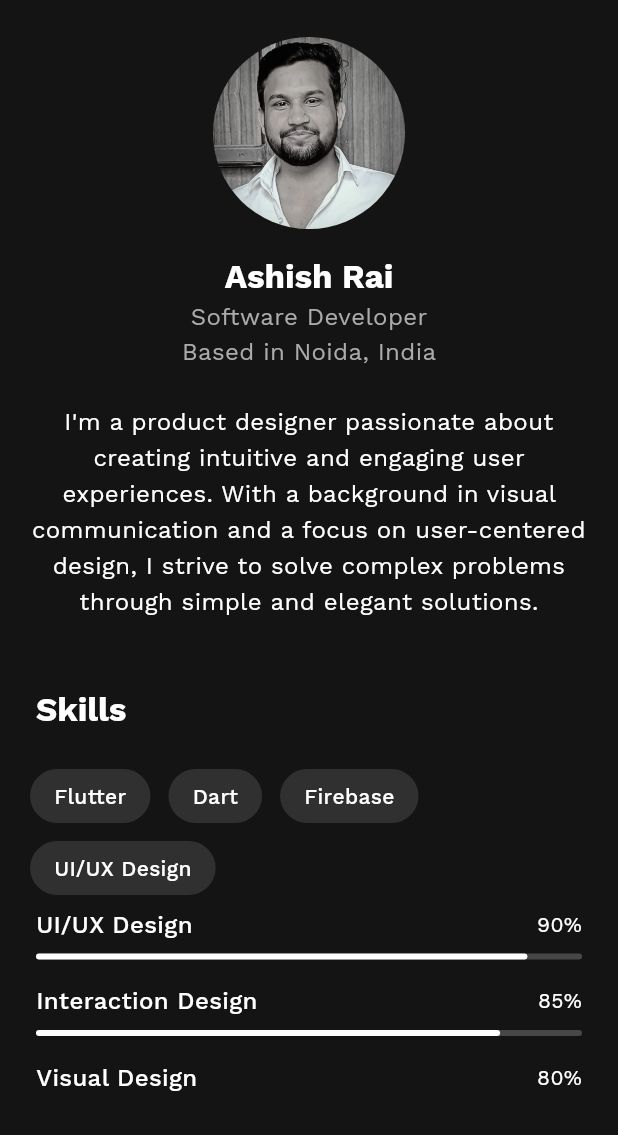
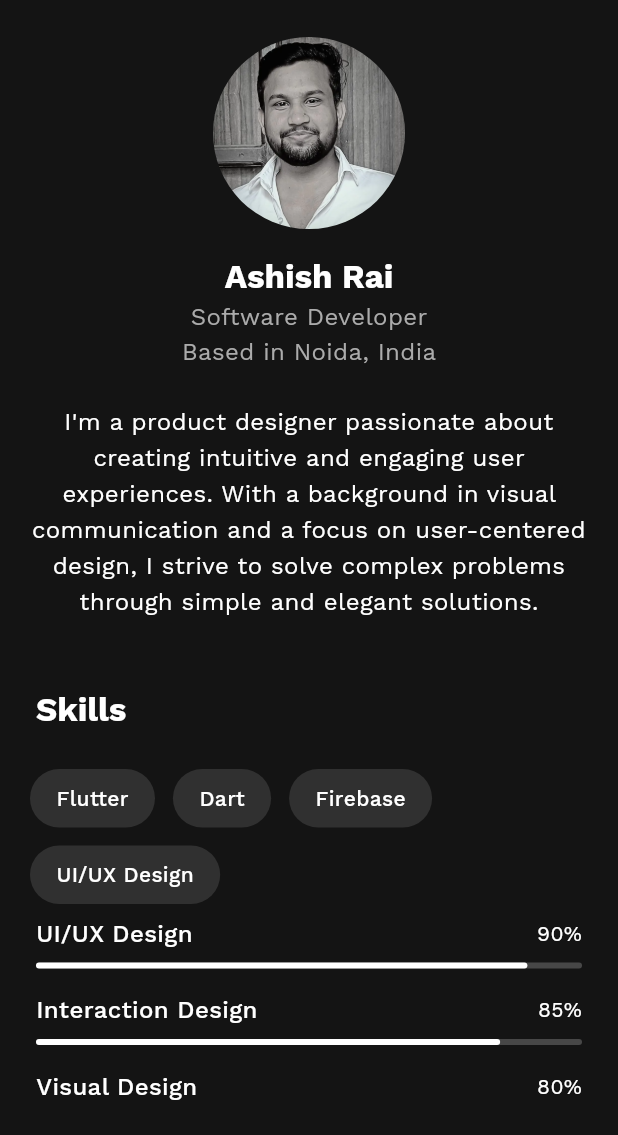
Before and after one commit to rai-ms/rx_project, a Flutter app: the AboutPage screen opened by its route, on a phone screen of 412 x 824 dp, the part 101-1236 px from its top. Run offline on Flutter 3.47's test engine with Material 3 defaults, Android fonts, the phone set to English and light mode, and no system bars; our stand-ins replace dartz, equatable, go_router, google_fonts; missing offline and left inert: pdfx.

Commit message:
Extract SkillChip component and add centralized regex validation constants

```diff
--- a/lib/features/about/presentation/pages/about_page.dart
+++ b/lib/features/about/presentation/pages/about_page.dart
@@ -4,6 +4,7 @@ import 'package:google_fonts/google_fonts.dart';
 import '../../../../core/constants/app_text.dart';
 import '../../../../core/constants/image_constants.dart';
 import '../../../widget/header/app_header.dart';
+import '../widgets/skill_chip.dart';
 
 class AboutPage extends StatelessWidget {
   const AboutPage({super.key});
@@ -100,7 +101,7 @@ class AboutPage extends StatelessWidget {
                           spacing: 12,
                           runSpacing: 12,
                           children: [
-                            for (final skill in AppText.skills.take(4)) _buildSkillChip(skill),
+                            for (final skill in AppText.skills.take(4)) SkillChip(label: skill),
                           ],
                         ),
 
@@ -189,23 +190,6 @@ class AboutPage extends StatelessWidget {
     );
   }
 
-  Widget _buildSkillChip(String label) {
-    return Container(
-      padding: const EdgeInsets.symmetric(horizontal: 16, vertical: 8),
-      decoration: BoxDecoration(
-        color: const Color(0xFF303030),
-        borderRadius: BorderRadius.circular(20),
-      ),
-      child: Text(
-        label,
-        style: GoogleFonts.workSans(
-          color: Colors.white,
-          fontSize: 14,
-          fontWeight: FontWeight.w500,
-        ),
-      ),
-    );
-  }
 
   Widget _buildSkillProgress(String skill, int percentage) {
     return Padding(
--- /dev/null
+++ b/lib/features/about/presentation/widgets/skill_chip.dart
@@ -0,0 +1,119 @@
+import 'package:flutter/material.dart';
+import 'package:google_fonts/google_fonts.dart';
+
+class SkillChip extends StatefulWidget {
+  final String label;
+  final Color? backgroundColor;
+  final Color? textColor;
+  final Color? borderColor;
+  final EdgeInsetsGeometry? padding;
+  final double? fontSize;
+  final FontWeight? fontWeight;
+  final double borderWidth;
+
+  const SkillChip({
+    super.key,
+    required this.label,
+    this.backgroundColor,
+    this.textColor,
+    this.borderColor,
+    this.padding,
+    this.fontSize,
+    this.fontWeight,
+    this.borderWidth = 1.5,
+  });
+
+  @override
+  State<SkillChip> createState() => _SkillChipState();
+}
+
+class _SkillChipState extends State<SkillChip>
+    with SingleTickerProviderStateMixin {
+  bool _isHovered = false;
+  late AnimationController _animationController;
+  final List<Color> _borderColors = [
+    Colors.blue,
+    Colors.purple,
+    Colors.cyan,
+  ];
+  Color _currentBorderColor = Colors.transparent;
+
+  @override
+  void initState() {
+    super.initState();
+    _animationController = AnimationController(
+      vsync: this,
+      duration: const Duration(milliseconds: 1500),
+    )..addListener(() {
+        final value = _animationController.value;
+        final colorIndex = (value * _borderColors.length).floor() % _borderColors.length;
+        setState(() {
+          _currentBorderColor = _borderColors[colorIndex];
+        });
+      });
+  }
+
+  @override
+  void dispose() {
+    _animationController.dispose();
+    super.dispose();
+  }
+
+  void _onHover(bool isHovered) {
+    if (isHovered) {
+      _animationController.forward().then((_) {
+        if (mounted) {
+          setState(() {
+            _currentBorderColor = Colors.white;
+          });
+        }
+      });
+    } else {
+      _animationController.reset();
+      setState(() {
+        _currentBorderColor = Colors.transparent;
+      });
+    }
+    setState(() {
+      _isHovered = isHovered;
+    });
+  }
+
+  @override
+  Widget build(BuildContext context) {
+    return MouseRegion(
+      onEnter: (_) => _onHover(true),
+      onExit: (_) => _onHover(false),
+      child: AnimatedContainer(
+        duration: const Duration(milliseconds: 300),
+        padding: widget.padding ??
+            const EdgeInsets.symmetric(horizontal: 16, vertical: 8),
+        decoration: BoxDecoration(
+          color: widget.backgroundColor ?? const Color(0xFF303030),
+          borderRadius: BorderRadius.circular(20),
+          border: Border.all(
+            color: _isHovered ? _currentBorderColor : Colors.transparent,
+            width: widget.borderWidth,
+          ),
+          boxShadow: _isHovered
+              ? [
+                  BoxShadow(
+                    color: _currentBorderColor.withOpacity(0.3),
+                    blurRadius: 8,
+                    spreadRadius: 2,
+                  )
+                ]
+              : null,
+        ),
+        child: Text(
+          widget.label,
+          style: GoogleFonts.workSans(
+            color: widget.textColor ?? Colors.white,
+            fontSize: widget.fontSize ?? 14,
+            fontWeight: widget.fontWeight ?? FontWeight.w500,
+          ),
+        ),
+      ),
+    );
+  }
+}
```
Also changed, not shown: lib/core/constants/app_regex.dart (added, +23 -0 lines), lib/features/contact/presentation/pages/contact_page.dart (+4 -3 lines).
